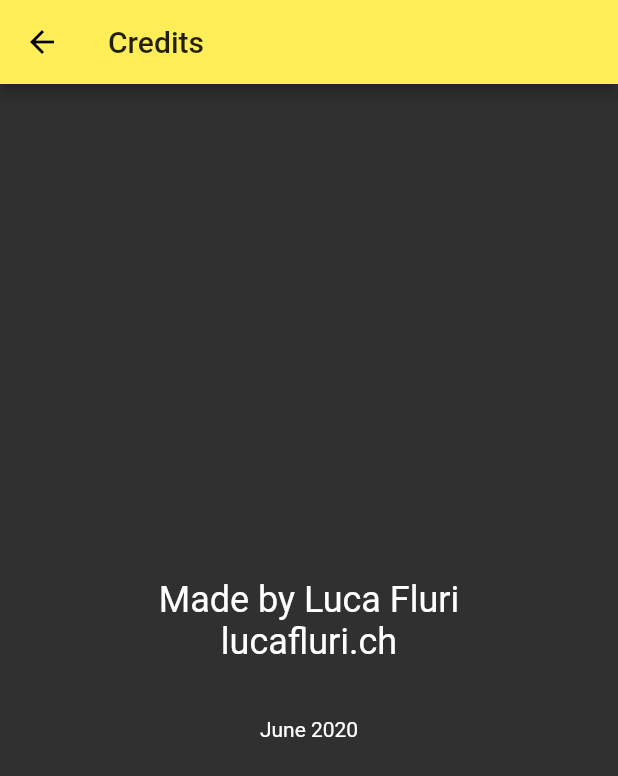
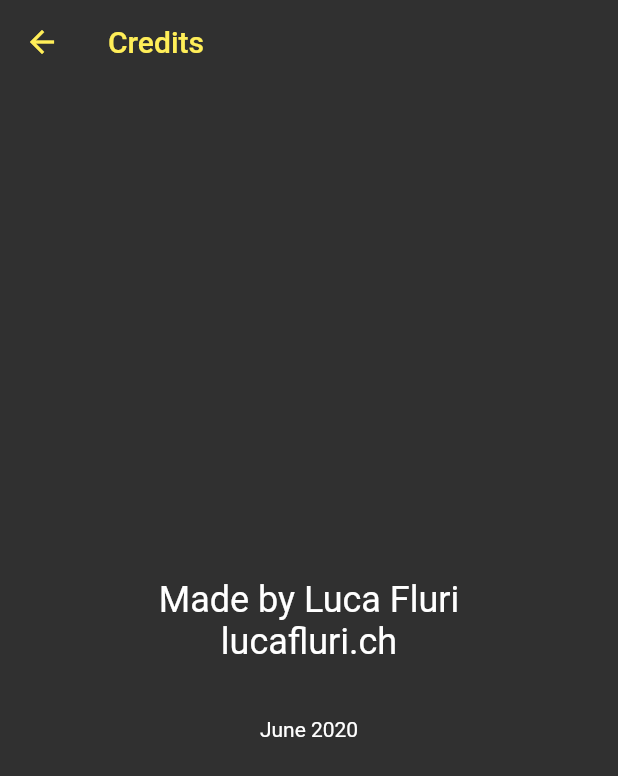
Before and after one commit to lucafluri/price_tracker, a Flutter app: the Credits screen opened by its route, on a phone screen of 412 x 824 dp. Shown: the top 776 px of the screen. Run offline on Flutter 3.47's test engine with Material 2 defaults, Android fonts, the light colour scheme and no system bars; our stand-ins replace adaptive_dialog, after_layout, basic_utils, flutter_local_notifications, flutter_slidable, intro_slider and 6 more; missing offline and left inert: flutter_clipboard_manager, frefresh, optimized_cached_image, workmanager, xpath_parse; accounts and stored records are empty.

Commit message:
styled appbars

```diff
--- a/price_tracker/lib/credits.dart
+++ b/price_tracker/lib/credits.dart
@@ -6,7 +6,11 @@ class Credits extends StatelessWidget {
   Widget build(BuildContext context) {
     return Scaffold(
       appBar: AppBar(
-            title: Text("Credits"),
+        elevation: 0,
+        backgroundColor: Colors.transparent,
+        iconTheme: IconThemeData(color: Theme.of(context).primaryColor),
+        title: Text("Credits",
+            style: TextStyle(color: Theme.of(context).primaryColor)),
         leading: BackButton(
           onPressed: () {
             Navigator.of(context)
@@ -28,8 +32,14 @@ class Credits extends StatelessWidget {
                 },
                 child: Column(
                   children: <Widget>[
-                    Text("Made by Luca Fluri", style: Theme.of(context).textTheme.headline5,),
-                    Text("lucafluri.ch", style: Theme.of(context).textTheme.headline5,)
+                    Text(
+                      "Made by Luca Fluri",
+                      style: Theme.of(context).textTheme.headline5,
+                    ),
+                    Text(
+                      "lucafluri.ch",
+                      style: Theme.of(context).textTheme.headline5,
+                    )
                   ],
                 ),
               ),
```
Also changed, not shown: price_tracker/lib/main.dart (+7 -3 lines), price_tracker/lib/productTile.dart (+14 -8 lines), price_tracker/lib/product_details.dart (+27 -12 lines). Lines whose indentation alone changed are shown as unchanged.
